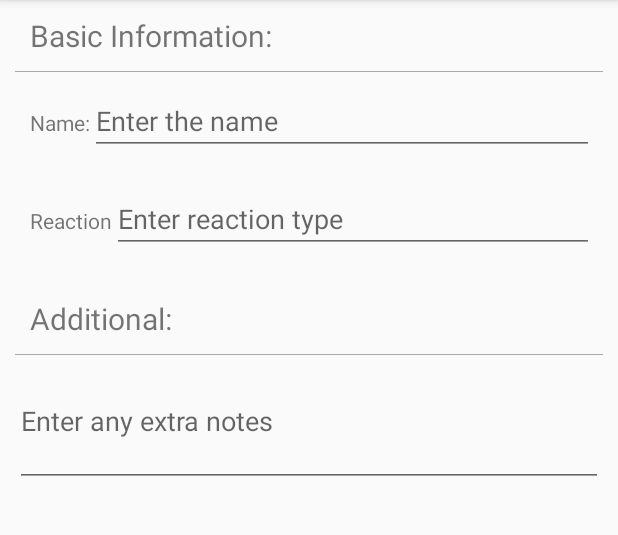
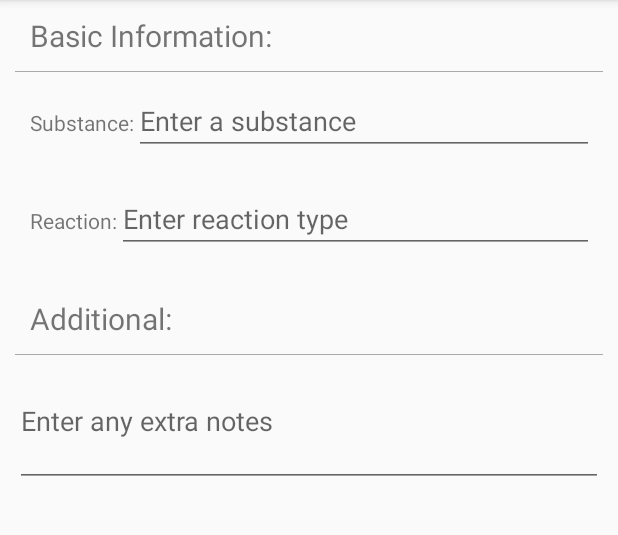
Before and after one commit to taotao19950405/coding-project, an Android app: the fragment AllergyDetailsFragment shown on its own in the app's theme, on a phone screen of 412 x 824 dp, the part 84-619 px from its top. Run offline under Robolectric (Android 15) with nearby library versions, the phone set to English and light mode, and no system bars; libraries missing offline, so code that uses them is left out: ca.uhn.fhir.

Commit message:
Renamed Substance, removed placeholder text in AllergyList

```diff
--- a/app/src/main/java/orionhealth/app/activities/adaptors/MySimpleListAdapter.java
+++ b/app/src/main/java/orionhealth/app/activities/adaptors/MySimpleListAdapter.java
@@ -6,13 +6,9 @@ import android.view.LayoutInflater;
 import android.view.View;
 import android.view.ViewGroup;
 import android.widget.BaseAdapter;
-import android.widget.ListView;
 import android.widget.TextView;
 
-import org.w3c.dom.Text;
-
 import java.util.ArrayList;
-import java.util.LinkedList;
 
 import ca.uhn.fhir.model.dstu2.composite.CodeableConceptDt;
 import ca.uhn.fhir.model.dstu2.resource.AllergyIntolerance;
@@ -73,7 +69,7 @@ public class MySimpleListAdapter extends BaseAdapter {
 
         CodeableConceptDt codeableConceptSubstance = (CodeableConceptDt)  allergyIntoleranceFhir.getSubstance();
         String substanceText = codeableConceptSubstance.getText();
-        TextView displayAllergyName = (TextView) view.findViewById(R.id.list_display_name_allergy);
+        TextView displayAllergyName = (TextView) view.findViewById(R.id.list_display_substance_allergy);
         displayAllergyName.setText(substanceText);
 
         String detailsText = allergyIntoleranceFhir.getNote().getText();
--- a/app/src/main/java/orionhealth/app/activities/fragments/fragments/AllergyDetailsFragment.java
+++ b/app/src/main/java/orionhealth/app/activities/fragments/fragments/AllergyDetailsFragment.java
@@ -1,6 +1,5 @@
 package orionhealth.app.activities.fragments.fragments;
 
-import android.app.DialogFragment;
 import android.app.Fragment;
 import android.content.Intent;
 import android.util.Log;
@@ -23,7 +22,6 @@ import java.util.LinkedList;
 import java.util.List;
 
 import ca.uhn.fhir.model.dstu2.resource.AllergyIntolerance;
-import orionhealth.app.activities.fragments.dialogFragments.RemoveAllergyDialogFragment;
 import orionhealth.app.activities.main.MyMedicationActivity;
 import orionhealth.app.data.medicationDatabase.AllergyTableOperations;
 import orionhealth.app.fhir.FhirServices;
@@ -46,7 +44,7 @@ public class AllergyDetailsFragment extends Fragment {
                              Bundle savedInstanceState) {
         View detailsFragment = inflater.inflate(R.layout.fragment_allergy_details, container, false);
 
-        aNameTextField = (EditText) detailsFragment.findViewById(R.id.edit_text_name_allergy);
+        aNameTextField = (EditText) detailsFragment.findViewById(R.id.edit_text_substance_allergy);
         aDetailsTextField = (EditText) detailsFragment.findViewById(R.id.edit_text_details_allergy);
         aReactionTextField = (EditText) detailsFragment.findViewById(R.id.edit_text_reaction_allergy);
 
@@ -55,7 +53,7 @@ public class AllergyDetailsFragment extends Fragment {
 
     public void populateFields() {
         if (aAllergy != null) {
-            EditText nameEditTextFieldAllergy = (EditText) getActivity().findViewById(R.id.edit_text_name_allergy);
+            EditText nameEditTextFieldAllergy = (EditText) getActivity().findViewById(R.id.edit_text_substance_allergy);
             CodeableConceptDt codeableConceptAllergy = (CodeableConceptDt) aAllergy.getSubstance();
             nameEditTextFieldAllergy.setText(codeableConceptAllergy.getText());
 
@@ -88,12 +86,12 @@ public class AllergyDetailsFragment extends Fragment {
             FhirServices.getsFhirServices().sendToServer(allergyIntolerance, context);
             Intent intentAllergy = new Intent(context, MyMedicationActivity.class);
             startActivity(intentAllergy);
-        } catch (NoNameException e) {
-                Toast.makeText(context, "Please enter a name", Toast.LENGTH_SHORT).show();
+        } catch (NoSubstanceException e) {
+                Toast.makeText(context, "Please enter a substance", Toast.LENGTH_SHORT).show();
+        } catch (NoReactionException e) {
+            Toast.makeText(context, "Please enter reaction", Toast.LENGTH_SHORT).show();
         } catch (NoDetailsException e){
                 Toast.makeText(context, "Please enter details", Toast.LENGTH_SHORT).show();
-        } catch (NoReactionException e) {
-                Toast.makeText(context, "Please enter reaction", Toast.LENGTH_SHORT).show();
         } catch (Exception e){
              e.printStackTrace();
         }
@@ -110,11 +108,11 @@ public class AllergyDetailsFragment extends Fragment {
             AllergyTableOperations.getInstance().updateAllergy(context, aAllergyId, aAllergy);
             Intent intentAllergy = new Intent(context, MyMedicationActivity.class);
             startActivity(intentAllergy);
-        } catch (NoNameException e){
-            Toast.makeText(context, "Please enter a name", Toast.LENGTH_SHORT).show();
-        } catch (NoDetailsException e){
-            Toast.makeText(context, "Please enter details", Toast.LENGTH_SHORT).show();
+        } catch (NoSubstanceException e){
+            Toast.makeText(context, "Please enter a substance", Toast.LENGTH_SHORT).show();
         } catch (NoReactionException e) {
+            Toast.makeText(context, "Please enter reaction", Toast.LENGTH_SHORT).show();
+        }  catch (NoDetailsException e){
             Toast.makeText(context, "Please enter details", Toast.LENGTH_SHORT).show();
         } catch (Exception e) {
             e.printStackTrace();
@@ -169,7 +167,7 @@ public class AllergyDetailsFragment extends Fragment {
 
     private void checkValidAllergy(String name, String reaction) throws Exception {
         if (name.equals("")){
-            throw new NoNameException();
+            throw new NoSubstanceException();
         } else if (reaction.isEmpty()){
             throw  new NoReactionException();
         }
@@ -193,7 +191,7 @@ public class AllergyDetailsFragment extends Fragment {
     }
 
 
-    private class NoNameException extends Exception {
+    private class NoSubstanceException extends Exception {
 
     }
 
--- a/app/src/main/res/layout/fragment_allergy_details.xml
+++ b/app/src/main/res/layout/fragment_allergy_details.xml
@@ -1,5 +1,4 @@
-<LinearLayout
-    xmlns:android="http://schemas.android.com/apk/res/android"
+<LinearLayout xmlns:android="http://schemas.android.com/apk/res/android"
     xmlns:tools="http://schemas.android.com/tools"
     android:id="@+id/linear_layout_vertical_details_allergy"
     android:layout_width="match_parent"
@@ -12,91 +11,119 @@
     <TextView
         android:layout_width="wrap_content"
         android:layout_height="wrap_content"
+        android:padding="10dp"
         android:text="@string/basic_information_header"
-        android:padding="10dp"
-        android:textSize="9pt"/>
+        android:textSize="9pt" />
 
     <View
         android:layout_width="match_parent"
         android:layout_height="0.7dp"
-        android:padding="10dp"
-        android:background="@android:color/darker_gray"/>
+        android:background="@android:color/darker_gray"
+        android:padding="10dp" />
 
     <GridLayout
         android:layout_width="match_parent"
         android:layout_height="wrap_content"
-        android:rowCount="3"
         android:columnCount="2"
+        android:orientation="horizontal"
         android:padding="10dp"
-        android:orientation="horizontal">
+        android:rowCount="3">
 
         <TextView
-            android:id="@+id/text_label_name_allergy"
-            android:layout_row="0"
-            android:layout_column="0"
+            android:id="@+id/text_label_substance_allergy"
             android:layout_width="wrap_content"
             android:layout_height="wrap_content"
-            android:text="@string/text_label_name" />
+            android:layout_column="0"
+            android:layout_row="0"
+            android:text="@string/text_label_substance" />
 
         <EditText
-            android:id="@+id/edit_text_name_allergy"
-            android:layout_row="0"
-            android:layout_column="1"
+            android:id="@+id/edit_text_substance_allergy"
             android:layout_width="match_parent"
             android:layout_height="wrap_content"
-            android:hint="@string/edit_text_name_hint" />
+            android:layout_column="1"
+            android:layout_row="0"
+            android:hint="@string/edit_text_substance_hint" />
 
     </GridLayout>
 
     <GridLayout
         android:layout_width="match_parent"
         android:layout_height="wrap_content"
-        android:rowCount="3"
         android:columnCount="2"
+        android:orientation="horizontal"
         android:padding="10dp"
-        android:orientation="horizontal">
+        android:rowCount="3">
 
         <TextView
             android:id="@+id/text_label_reaction_allergy"
-            android:layout_row="0"
-            android:layout_column="0"
             android:layout_width="wrap_content"
             android:layout_height="wrap_content"
+            android:layout_column="0"
+            android:layout_row="0"
             android:text="@string/text_label_allergy_reaction" />
 
         <EditText
             android:id="@+id/edit_text_reaction_allergy"
-        android:layout_row="0"
-        android:layout_column="1"
             android:layout_width="match_parent"
             android:layout_height="wrap_content"
+            android:layout_column="1"
+            android:layout_row="0"
             android:hint="@string/edit_text_allergy_hint" />
+    </GridLayout>
 
-    </GridLayout>
+
+    <!-- Temporarily commenting out Severity Spinner -->
+    <!--<GridLayout-->
+        <!--android:layout_width="match_parent"-->
+        <!--android:layout_height="wrap_content"-->
+        <!--android:columnCount="2"-->
+        <!--android:orientation="horizontal"-->
+        <!--android:padding="10dp"-->
+        <!--android:rowCount="3">-->
+
+        <!--<TextView-->
+            <!--android:id="@+id/text_label_severity_allergy"-->
+            <!--android:layout_width="wrap_content"-->
+            <!--android:layout_height="wrap_content"-->
+            <!--android:layout_column="0"-->
+            <!--android:layout_row="0"-->
+            <!--android:text="@string/text_label_allergy_severity" />-->
+
+
+        <!--<Spinner-->
+            <!--android:id="@+id/severity_spinner"-->
+            <!--android:layout_width="300dp"-->
+            <!--android:layout_height="wrap_content"-->
+            <!--android:layout_weight="1"-->
+            <!--/>-->
+
+
+    <!--</GridLayout>-->
 
     <TextView
         android:layout_width="wrap_content"
         android:layout_height="wrap_content"
+        android:paddingBottom="10dp"
+        android:paddingLeft="10dp"
+        android:paddingTop="20dp"
         android:text="@string/additional_header"
-        android:paddingLeft="10dp"
-        android:paddingBottom="10dp"
-        android:paddingTop="20dp"
-        android:textSize="9pt"/>
+        android:textSize="9pt" />
 
     <View
         android:layout_width="match_parent"
         android:layout_height="0.7dp"
-        android:padding="10dp"
-        android:background="@android:color/darker_gray"/>
+        android:background="@android:color/darker_gray"
+        android:padding="10dp" />
 
     <EditText
         android:id="@+id/edit_text_details_allergy"
-            android:layout_row="1"
-            android:layout_column="0"
         android:layout_width="match_parent"
         android:layout_height="wrap_content"
+        android:layout_column="0"
+        android:layout_row="1"
         android:hint="@string/edit_text_notes_hint"
         android:inputType="textMultiLine|textCapSentences"
-            android:minLines="3"/>
+        android:minLines="3" />
 
 </LinearLayout>
--- a/app/src/main/res/values/strings.xml
+++ b/app/src/main/res/values/strings.xml
@@ -18,13 +18,15 @@
 	<string name="text_label_notes">Notes:</string>
     <string name="text_label_instructions">Instructions:</string>
 
+
 	<string name="text_label_reasonForUse">Reason for use:</string>
 	<string name="text_hardcoded_reasonForUse">Pain</string>
 	<string name="text_hardcoded_Note">Taken with water, after meal.</string>
 
-
+    <string name="text_label_substance">Substance:</string>
 	<string name="text_label_allergy_details">Details:</string>
-    <string name="text_label_allergy_reaction">Reaction</string>
+    <string name="text_label_allergy_reaction">Reaction:</string>
+    <string name="text_label_allergy_severity">Severity:</string>
 
 	<string name="basic_information_header">Basic Information:</string>
 	<string name="schedule_header">Schedule:</string>
@@ -37,6 +39,7 @@
 	<string name="edit_text_effectiveEnd_hint">Select end date</string>
     <string name="edit_text_notes_hint">Enter any extra notes</string>
     <string name="edit_text_allergy_hint">Enter reaction type</string>
+    <string name="edit_text_substance_hint">Enter a substance</string>
 
 	<string name="drawer_open">Open navigation drawer</string>
 	<string name="drawer_close">Close navigation drawer</string>
```
Also changed, not shown: app/src/main/res/layout/fragment_allergy_list_item.xml (+37 -28 lines). Lines whose indentation alone changed are shown as unchanged.
